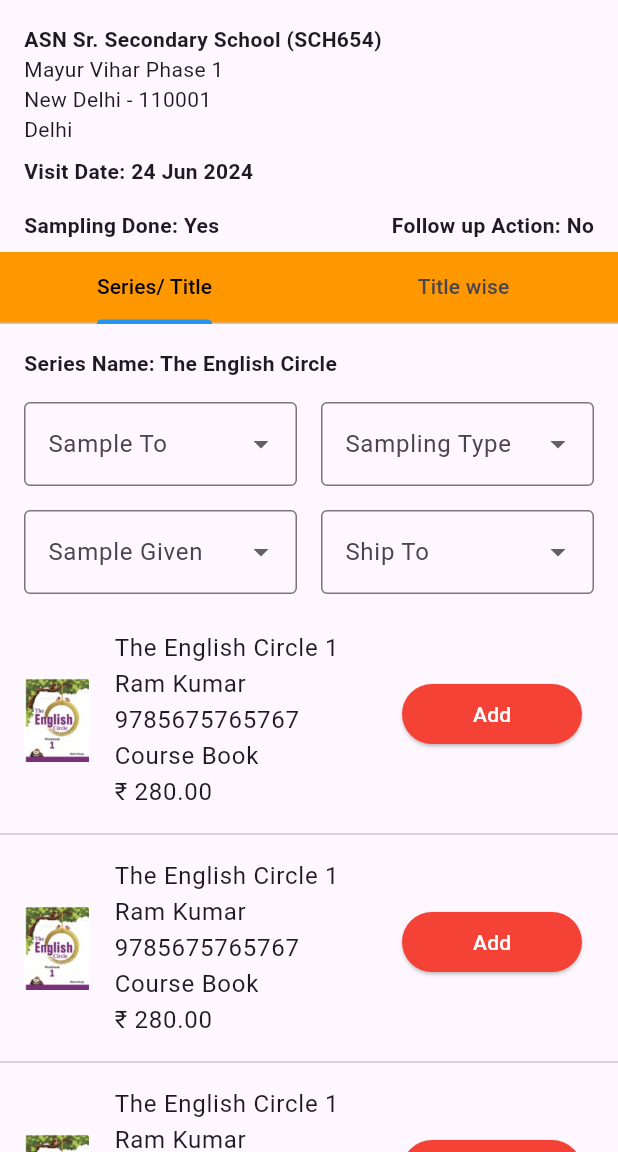
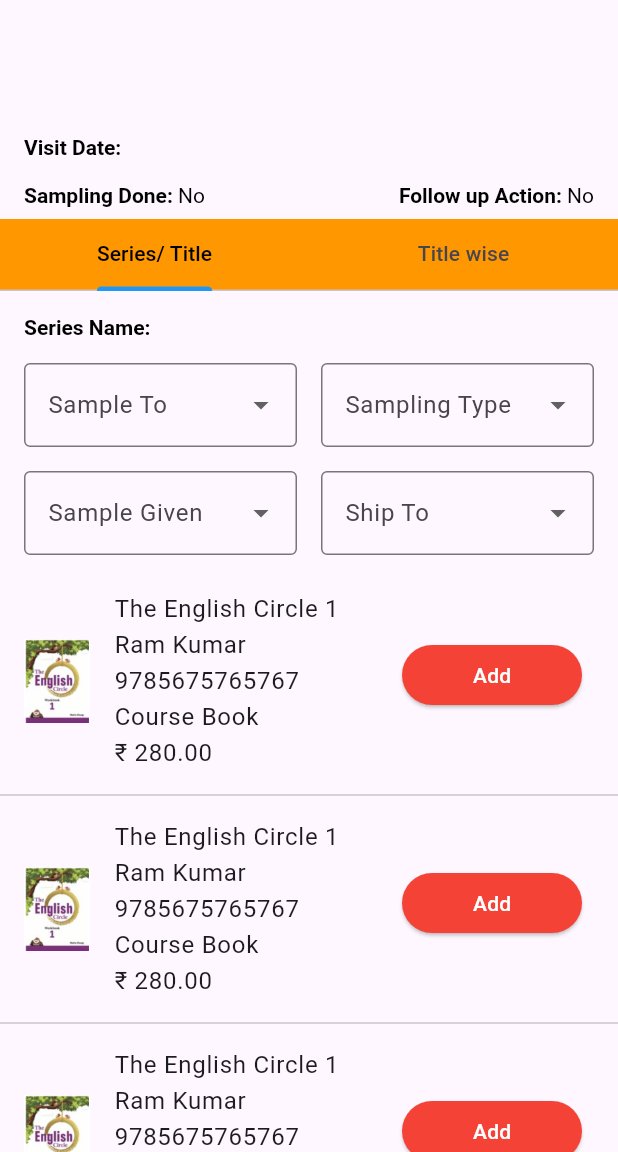
Before and after one commit to s202394/avant, a Flutter app: the VisitDsrSeriesTitleWise screen opened directly with empty values, on a phone screen of 412 x 824 dp, the part 84-1236 px from its top. Run offline on Flutter 3.47's test engine with Material 3 defaults, Android fonts, the phone set to English and light mode, and no system bars; our stand-ins replace animate_do, connectivity_plus, device_info_plus, fluttertoast, geocoding, geolocator and 4 more; accounts and stored records are empty; network calls fail.

Commit message:
ADDED :: code cleanup

```diff
--- a/lib/visit/visit_detail_page.dart
+++ b/lib/visit/visit_detail_page.dart
@@ -1,5 +1,5 @@
 import 'package:avant/api/api_service.dart';
-import 'package:avant/common/label_text.dart';
+import 'package:avant/views/label_text.dart';
 import 'package:avant/model/visit_details_model.dart';
 import 'package:avant/visit/dsr_entry.dart';
 import 'package:flutter/material.dart';
--- a/lib/visit/visit_dsr_series_title_wise.dart
+++ b/lib/visit/visit_dsr_series_title_wise.dart
@@ -1,26 +1,41 @@
+import 'package:avant/views/label_text.dart';
 import 'package:flutter/material.dart';
 
+import '../views/rich_text.dart';
+
 class VisitDsrSeriesTitleWise extends StatefulWidget {
-  final String schoolName;
+  final String customerName;
   final String address;
   final String classLevel;
   final String series;
   final String title;
+  final String visitFeedback;
+  final String visitDate;
+  final int visitPurposeId;
+  final String jointVisitWithIds;
+  final bool samplingDone;
+  final bool followUpAction;
 
   const VisitDsrSeriesTitleWise({
     super.key,
-    required this.schoolName,
+    required this.customerName,
     required this.address,
     required this.series,
     required this.classLevel,
     required this.title,
+    required this.visitFeedback,
+    required this.visitDate,
+    required this.visitPurposeId,
+    required this.jointVisitWithIds,
+    required this.samplingDone,
+    required this.followUpAction,
   });
 
   @override
-  _VisitDsrSeriesTitleWise createState() => _VisitDsrSeriesTitleWise();
+  VisitDsrSeriesTitleWiseState createState() => VisitDsrSeriesTitleWiseState();
 }
 
-class _VisitDsrSeriesTitleWise extends State<VisitDsrSeriesTitleWise> {
+class VisitDsrSeriesTitleWiseState extends State<VisitDsrSeriesTitleWise> {
   String? selectedSamplingType;
   String? selectedSampleGiven;
   String? selectedSampleTo;
@@ -49,12 +64,14 @@
                 child: Column(
                   crossAxisAlignment: CrossAxisAlignment.start,
                   children: [
-                    Text('ASN Sr. Secondary School (SCH654)',
-                        style: TextStyle(fontWeight: FontWeight.bold)),
-                    Text('Mayur Vihar Phase 1\nNew Delhi - 110001\nDelhi'),
-                    SizedBox(height: 8),
-                    Text('Visit Date: 24 Jun 2024',
-                        style: TextStyle(fontWeight: FontWeight.bold)),
+                    Text(
+                      widget.customerName,
+                      style: const TextStyle(
+                          fontWeight: FontWeight.bold, fontSize: 18),
+                    ),
+                    RichTextWidget(label: widget.address),
+                    const SizedBox(height: 8),
+                    LabeledText(label: 'Visit Date', value: widget.visitDate),
                   ],
                 ),
               ),
@@ -63,16 +80,18 @@
                 child: Row(
                   mainAxisAlignment: MainAxisAlignment.spaceBetween,
                   children: [
-                    Text('Sampling Done: Yes',
-                        style: TextStyle(fontWeight: FontWeight.bold)),
-                    Text('Follow up Action: No',
-                        style: TextStyle(fontWeight: FontWeight.bold)),
+                    LabeledText(
+                        label: 'Sampling Done',
+                        value: widget.samplingDone ? 'Yes' : 'No'),
+                    LabeledText(
+                        label: 'Follow up Action',
+                        value: widget.followUpAction ? 'Yes' : 'No'),
                   ],
                 ),
               ),
               Container(
                 color: Colors.orange,
-                child: TabBar(
+                child: const TabBar(
                   labelColor: Colors.black,
                   indicatorColor: Colors.blue,
                   tabs: [
@@ -106,9 +125,8 @@
             child: Column(
               crossAxisAlignment: CrossAxisAlignment.start,
               children: [
-                Text('Series Name: The English Circle',
-                    style: TextStyle(fontWeight: FontWeight.bold)),
-                SizedBox(height: 16),
+                LabeledText(label: 'Series Name', value: widget.series),
+                const SizedBox(height: 16),
                 Row(
                   crossAxisAlignment: CrossAxisAlignment.start,
                   children: [
@@ -120,7 +138,7 @@
                           isExpanded: true,
                           decoration: InputDecoration(
                             labelText: 'Sample To',
-                            border: OutlineInputBorder(),
+                            border: const OutlineInputBorder(),
                             errorText: _submitted && selectedSampleTo == null
                                 ? 'Please select Sample To'
                                 : null,
@@ -150,7 +168,7 @@
                           isExpanded: true,
                           decoration: InputDecoration(
                             labelText: 'Sampling Type',
-                            border: OutlineInputBorder(),
+                            border: const OutlineInputBorder(),
                             errorText:
                                 _submitted && selectedSamplingType == null
                                     ? 'Please select Sample Type'
@@ -187,7 +205,7 @@
                           isExpanded: true,
                           decoration: InputDecoration(
                             labelText: 'Sample Given',
-                            border: OutlineInputBorder(),
+                            border: const OutlineInputBorder(),
                             errorText: _submitted && selectedSampleGiven == null
                                 ? 'Please select Sample Given'
                                 : null,
@@ -217,7 +235,7 @@
                           isExpanded: true,
                           decoration: InputDecoration(
                             labelText: 'Ship To',
-                            border: OutlineInputBorder(),
+                            border: const OutlineInputBorder(),
                             errorText: _submitted && selectedShipTo == null
                                 ? 'Please select Ship To'
                                 : null,
@@ -246,7 +264,7 @@
           ),
           ListView.builder(
             shrinkWrap: true,
-            physics: NeverScrollableScrollPhysics(),
+            physics: const NeverScrollableScrollPhysics(),
             itemCount: 5,
             itemBuilder: (context, index) {
               return BookListItem();
@@ -270,9 +288,10 @@
               style: ElevatedButton.styleFrom(
                 backgroundColor: Colors.blue,
                 foregroundColor: Colors.white,
-                padding: EdgeInsets.symmetric(horizontal: 16, vertical: 12),
+                padding:
+                    const EdgeInsets.symmetric(horizontal: 16, vertical: 12),
               ),
-              child: Row(
+              child: const Row(
                 mainAxisAlignment: MainAxisAlignment.center,
                 children: [
                   Icon(Icons.shopping_cart),
@@ -312,8 +331,7 @@
   Widget build(BuildContext context) {
     return Column(
       children: [
-        Container(
-          child: ListTile(
+        ListTile(
           leading: Image.asset('images/book.png'),
           title: Text(
             'The English Circle 1\nRam Kumar\n9785675765767\nCourse Book\n₹ 280.00',
@@ -323,7 +341,7 @@
             crossAxisAlignment: CrossAxisAlignment.start,
             children: [
               /*Text('Stock Available: 5'),*/
-                Container(
+              SizedBox(
                 width: 120,
                 child: _quantity == 0
                     ? ElevatedButton(
@@ -336,7 +354,7 @@
                           backgroundColor: Colors.red,
                           foregroundColor: Colors.white,
                         ),
-                          child: Text('Add'),
+                        child: const Text('Add'),
                       )
                     : Row(
                         mainAxisAlignment: MainAxisAlignment.center,
@@ -349,7 +367,7 @@
                                 }
                               });
                             },
-                              icon: Icon(Icons.remove),
+                            icon: const Icon(Icons.remove),
                             color: Colors.red,
                           ),
                           Text('$_quantity'),
@@ -361,7 +379,7 @@
                                 }
                               });
                             },
-                              icon: Icon(Icons.add),
+                            icon: const Icon(Icons.add),
                             color: Colors.red,
                           ),
                         ],
@@ -370,8 +388,7 @@
             ],
           ),
         ),
-        ),
-        Divider(),
+        const Divider(),
       ],
     );
   }
```
Also changed, not shown: lib/approval/approval_detail_form.dart (+25 -11 lines), lib/approval/approval_list_form.dart (+6 -2 lines), lib/views/rich_text.dart (added, +24 -0 lines), lib/visit/customer_search_visit.dart (+4 -4 lines), lib/visit/customer_search_visit_list.dart (+13 -16 lines), lib/visit/dsr_entry.dart (+9 -13 lines), lib/visit/visit_series_search.dart (+9 -12 lines), lib/views/label_text.dart (renamed from lib/common/label_text.dart). Lines whose indentation alone changed are shown as unchanged.
